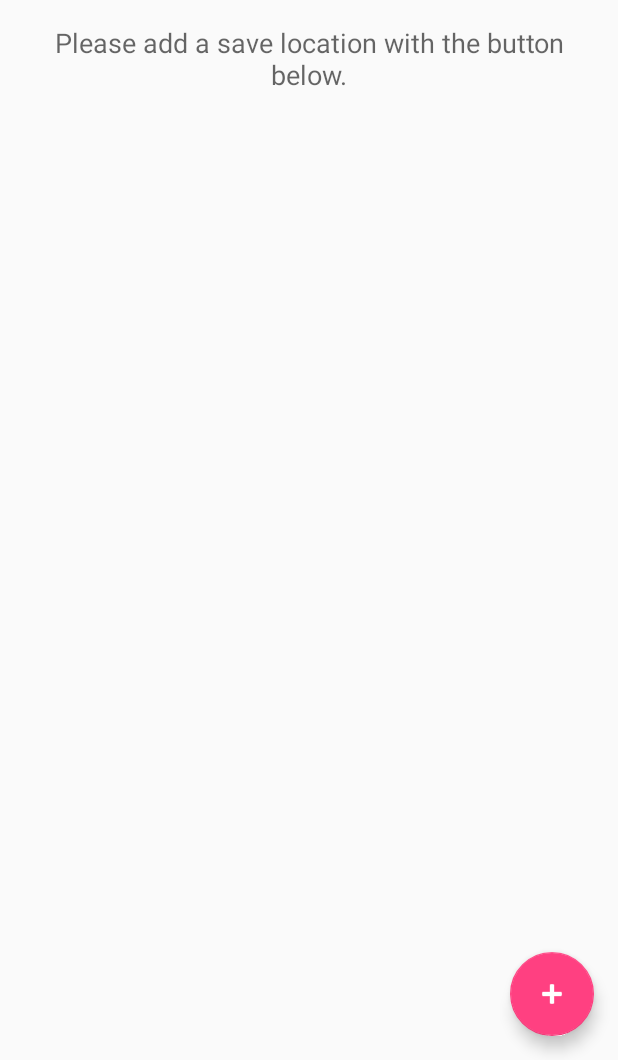
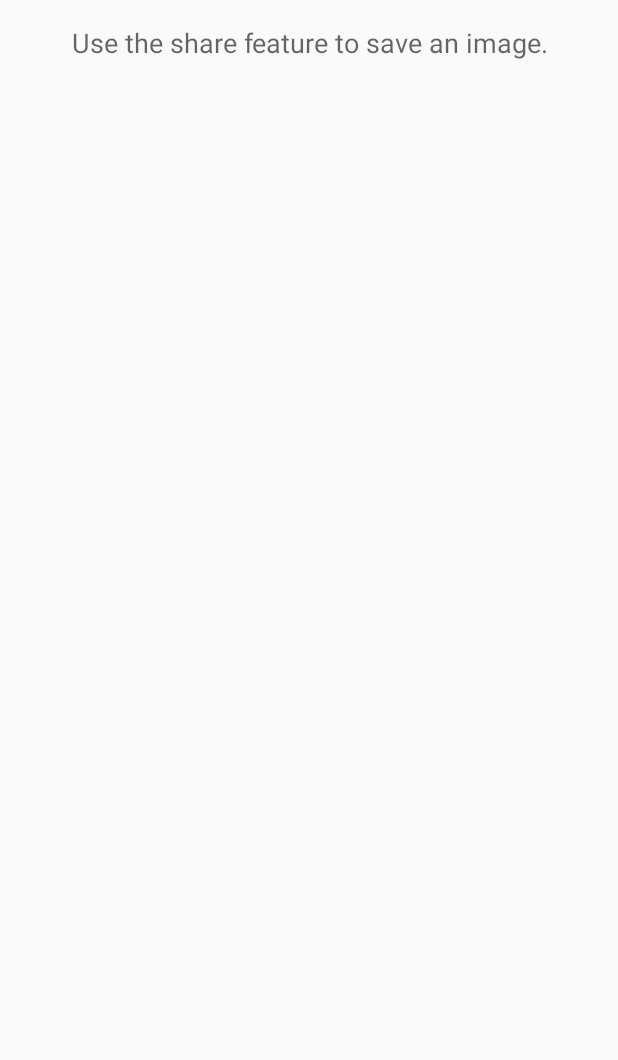
Before and after one commit to ScreamingHawk/image-saver, an Android app: the screen it shows after launch (FolderListActivity before the commit, MainActivity after it), on a phone screen of 412 x 824 dp, the part 176-1236 px from its top. Run offline under Robolectric (Android 15) with nearby library versions, the phone set to English and light mode, and no system bars.

Commit message:
Main activity is static

```diff
--- a/app/src/main/AndroidManifest.xml
+++ b/app/src/main/AndroidManifest.xml
@@ -15,7 +15,7 @@
 		android:supportsRtl="true"
 		android:theme="@style/AppTheme">
 		<activity
-			android:name=".activity.FolderListActivity"
+			android:name=".activity.MainActivity"
 			android:label="@string/app_name"
 			android:theme="@style/AppTheme.NoActionBar">
 			<intent-filter>
--- a/app/src/main/java/link/standen/michael/imagesaver/activity/FolderListActivity.kt
+++ b/app/src/main/java/link/standen/michael/imagesaver/activity/MainActivity.kt
@@ -1,6 +1,6 @@
 package link.standen.michael.imagesaver.activity
 
-import android.app.ListActivity
+import android.app.Activity
 import android.content.pm.PackageManager
 import android.util.Log
 import link.standen.michael.imagesaver.R
@@ -9,26 +9,19 @@ import link.standen.michael.imagesaver.R
  * The entry point activity.
  * This activity shows the list of user selected folders.
  */
-class FolderListActivity : ListActivity() {
+class MainActivity : Activity() {
 
 	companion object {
-		const val TAG = "FolderListActivity"
+		const val TAG = "MainActivity"
 		const val PERMISSION_REQUEST_CODE = 2
 	}
 
 	override fun onCreate(savedInstanceState: android.os.Bundle?) {
 		super.onCreate(savedInstanceState)
-		setContentView(R.layout.folder_list_activity)
-
-		val fab = findViewById<android.support.design.widget.FloatingActionButton>(R.id.fab)
-		fab.setOnClickListener {
-			//TODO FAB implementation
-		}
+		setContentView(R.layout.main_activity)
 
 		// Check for permissions
 		testPermissions()
-
-		//TODO List adapter
 	}
 
 	/**
--- a/app/src/main/res/layout/folder_list_activity.xml
+++ b/app/src/main/res/layout/main_activity.xml
@@ -5,7 +5,7 @@
 	xmlns:tools="http://schemas.android.com/tools"
 	android:layout_width="match_parent"
 	android:layout_height="match_parent"
-	tools:context="link.standen.michael.imagesaver.activity.FolderListActivity">
+	tools:context="link.standen.michael.imagesaver.activity.MainActivity">
 
 	<android.support.design.widget.AppBarLayout
 		android:layout_width="match_parent"
@@ -21,16 +21,6 @@
 
 	</android.support.design.widget.AppBarLayout>
 
-	<include
-		layout="@layout/folder_list_content" />
-
-	<android.support.design.widget.FloatingActionButton
-		android:id="@+id/fab"
-		android:layout_width="wrap_content"
-		android:layout_height="wrap_content"
-		android:layout_gravity="bottom|end"
-		android:layout_margin="@dimen/fab_margin"
-		app:srcCompat="@android:drawable/ic_input_add"
-		android:tint="@color/white"/>
+	<include layout="@layout/main_content" />
 
 </android.support.design.widget.CoordinatorLayout>
--- a/app/src/main/res/layout/folder_list_content.xml
+++ b/app/src/main/res/layout/main_content.xml
@@ -6,30 +6,22 @@
 	android:layout_width="match_parent"
 	android:layout_height="match_parent"
 	app:layout_behavior="@string/appbar_scrolling_view_behavior"
-	tools:context="link.standen.michael.imagesaver.activity.FolderListActivity"
-	tools:showIn="@layout/folder_list_activity">
-
-	<ListView
-		android:id="@android:id/list"
-		android:layout_width="match_parent"
-		android:layout_height="wrap_content"
-		android:layout_alignParentTop="true"
-		android:layout_marginTop="@dimen/activity_padding"
-		app:layout_constraintTop_toTopOf="parent"/>
+	tools:context="link.standen.michael.imagesaver.activity.MainActivity"
+	tools:showIn="@layout/main_activity">
 
 	<LinearLayout
-		android:id="@android:id/empty"
 		android:layout_width="match_parent"
 		android:layout_height="match_parent"
 		android:orientation="vertical"
-		android:visibility="gone">
+		app:layout_constraintTop_toTopOf="parent"
+		android:layout_alignParentTop="true">
 
 		<TextView
 			android:layout_width="match_parent"
 			android:layout_height="wrap_content"
 			android:gravity="center_horizontal"
 			android:padding="@dimen/empty_padding"
-			android:text="@string/folder_list_empty_title"
+			android:text="@string/main_title"
 			android:textAppearance="@style/TextAppearance.AppCompat.Large"/>
 
 		<TextView
@@ -37,7 +29,7 @@
 			android:layout_height="wrap_content"
 			android:gravity="center_horizontal"
 			android:padding="@dimen/empty_padding"
-			android:text="@string/folder_list_empty_body"
+			android:text="@string/main_body"
 			android:textAppearance="@style/TextAppearance.AppCompat.Medium"/>
 	</LinearLayout>
 
--- a/app/src/main/res/menu/menu_main.xml
+++ b/app/src/main/res/menu/menu_main.xml
@@ -1,9 +1,9 @@
 <menu xmlns:android="http://schemas.android.com/apk/res/android"
 	  xmlns:app="http://schemas.android.com/apk/res-auto"
 	  xmlns:tools="http://schemas.android.com/tools"
-	  tools:context="link.standen.michael.imagesaver.activity.FolderListActivity">
-	<item android:id="@+id/action_settings"
+	  tools:context="link.standen.michael.imagesaver.activity.MainActivity">
+	<!--<item android:id="@+id/action_settings"
 		  android:title="@string/action_settings"
 		  android:orderInCategory="100"
-		  app:showAsAction="never"/>
+		  app:showAsAction="never"/>-->
 </menu>
--- a/app/src/main/res/values/strings.xml
+++ b/app/src/main/res/values/strings.xml
@@ -10,6 +10,6 @@
 	<!-- Menu -->
 	<string name="action_settings">Settings</string>
 
-	<string name="folder_list_empty_title">Welcome to Image Saver!</string>
-	<string name="folder_list_empty_body">Please add a save location with the button below.</string>
+	<string name="main_title">Welcome to Image Saver!</string>
+	<string name="main_body">Use the share feature to save an image.</string>
 </resources>
```
